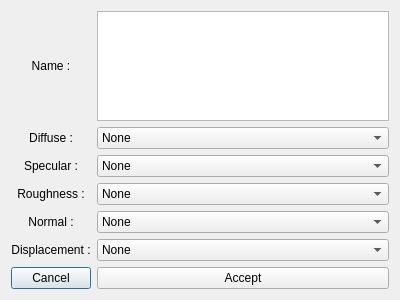
AnthonySTZ/AssetManager, file ui/create_material.ui: the form before one commit.
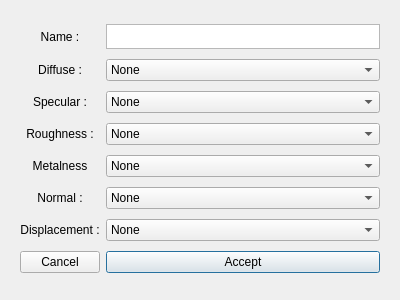
The form after the commit.

Commit message: import texture and material to database

Diff of the .ui file:
```diff
--- a/ui/create_material.ui
+++ b/ui/create_material.ui
@@ -15,37 +15,19 @@
   </property>
   <layout class="QHBoxLayout" name="horizontalLayout">
    <item>
+    <widget class="QFrame" name="mainFrame">
     <layout class="QGridLayout" name="gridLayout">
-     <item row="4" column="2">
-      <widget class="QComboBox" name="normal_cb">
-       <item>
+      <item row="0" column="0">
+       <widget class="QLabel" name="label_6">
         <property name="text">
-         <string>None</string>
+         <string>Name :</string>
         </property>
-       </item>
-      </widget>
-     </item>
-     <item row="1" column="0">
-      <widget class="QLabel" name="label">
-       <property name="text">
-        <string>Diffuse :</string>
-       </property>
        <property name="alignment">
         <set>Qt::AlignCenter</set>
        </property>
       </widget>
      </item>
-     <item row="3" column="0">
-      <widget class="QLabel" name="label_3">
-       <property name="text">
-        <string>Roughness :</string>
-       </property>
-       <property name="alignment">
-        <set>Qt::AlignCenter</set>
-       </property>
-      </widget>
-     </item>
-     <item row="5" column="0">
+      <item row="6" column="0">
       <widget class="QLabel" name="label_5">
        <property name="text">
         <string>Displacement :</string>
@@ -55,34 +37,6 @@
        </property>
       </widget>
      </item>
-     <item row="1" column="2">
-      <widget class="QComboBox" name="diffuse_cb">
-       <item>
-        <property name="text">
-         <string>None</string>
-        </property>
-       </item>
-      </widget>
-     </item>
-     <item row="4" column="0">
-      <widget class="QLabel" name="label_4">
-       <property name="text">
-        <string>Normal :</string>
-       </property>
-       <property name="alignment">
-        <set>Qt::AlignCenter</set>
-       </property>
-      </widget>
-     </item>
-     <item row="2" column="2">
-      <widget class="QComboBox" name="specular_cb">
-       <item>
-        <property name="text">
-         <string>None</string>
-        </property>
-       </item>
-      </widget>
-     </item>
      <item row="3" column="2">
       <widget class="QComboBox" name="roughness_cb">
        <item>
@@ -92,8 +46,8 @@
        </item>
       </widget>
      </item>
-     <item row="5" column="2">
-      <widget class="QComboBox" name="displacement_cb">
+      <item row="2" column="2">
+       <widget class="QComboBox" name="specular_cb">
        <item>
         <property name="text">
          <string>None</string>
@@ -101,6 +55,39 @@
        </item>
       </widget>
      </item>
+      <item row="7" column="2">
+       <widget class="QPushButton" name="accept_btn">
+        <property name="text">
+         <string>Accept</string>
+        </property>
+       </widget>
+      </item>
+      <item row="0" column="2">
+       <widget class="QTextEdit" name="name_te">
+        <property name="maximumSize">
+         <size>
+          <width>16777215</width>
+          <height>25</height>
+         </size>
+        </property>
+        <property name="verticalScrollBarPolicy">
+         <enum>Qt::ScrollBarAlwaysOff</enum>
+        </property>
+        <property name="horizontalScrollBarPolicy">
+         <enum>Qt::ScrollBarAlwaysOff</enum>
+        </property>
+       </widget>
+      </item>
+      <item row="5" column="0">
+       <widget class="QLabel" name="label_4">
+        <property name="text">
+         <string>Normal :</string>
+        </property>
+        <property name="alignment">
+         <set>Qt::AlignCenter</set>
+        </property>
+       </widget>
+      </item>
      <item row="2" column="0">
       <widget class="QLabel" name="label_2">
        <property name="text">
@@ -111,34 +98,81 @@
        </property>
       </widget>
      </item>
-     <item row="6" column="0">
+      <item row="1" column="2">
+       <widget class="QComboBox" name="diffuse_cb">
+        <item>
+         <property name="text">
+          <string>None</string>
+         </property>
+        </item>
+       </widget>
+      </item>
+      <item row="3" column="0">
+       <widget class="QLabel" name="label_3">
+        <property name="text">
+         <string>Roughness :</string>
+        </property>
+        <property name="alignment">
+         <set>Qt::AlignCenter</set>
+        </property>
+       </widget>
+      </item>
+      <item row="5" column="2">
+       <widget class="QComboBox" name="normal_cb">
+        <item>
+         <property name="text">
+          <string>None</string>
+         </property>
+        </item>
+       </widget>
+      </item>
+      <item row="7" column="0">
       <widget class="QPushButton" name="cancel_btn">
        <property name="text">
         <string>Cancel</string>
        </property>
       </widget>
      </item>
+      <item row="1" column="0">
+       <widget class="QLabel" name="label">
+        <property name="text">
+         <string>Diffuse :</string>
+        </property>
+        <property name="alignment">
+         <set>Qt::AlignCenter</set>
+        </property>
+       </widget>
+      </item>
      <item row="6" column="2">
-      <widget class="QPushButton" name="accept_btn">
+       <widget class="QComboBox" name="displacement_cb">
+        <item>
        <property name="text">
-        <string>Accept</string>
-       </property>
-      </widget>
-     </item>
-     <item row="0" column="0">
-      <widget class="QLabel" name="label_6">
+          <string>None</string>
+         </property>
+        </item>
+       </widget>
+      </item>
+      <item row="4" column="0">
+       <widget class="QLabel" name="label_7">
        <property name="text">
-        <string>Name :</string>
+         <string>Metalness</string>
        </property>
        <property name="alignment">
         <set>Qt::AlignCenter</set>
        </property>
       </widget>
      </item>
-     <item row="0" column="2">
-      <widget class="QTextEdit" name="name_te"/>
-     </item>
-    </layout>
+      <item row="4" column="2">
+       <widget class="QComboBox" name="metalness_cb">
+        <item>
+         <property name="text">
+          <string>None</string>
+         </property>
+        </item>
+       </widget>
+      </item>
+     </layout>
+    </widget>
    </item>
   </layout>
  </widget>
```
Lines whose indentation alone changed are shown as unchanged. The commit also changes 12 other files.
